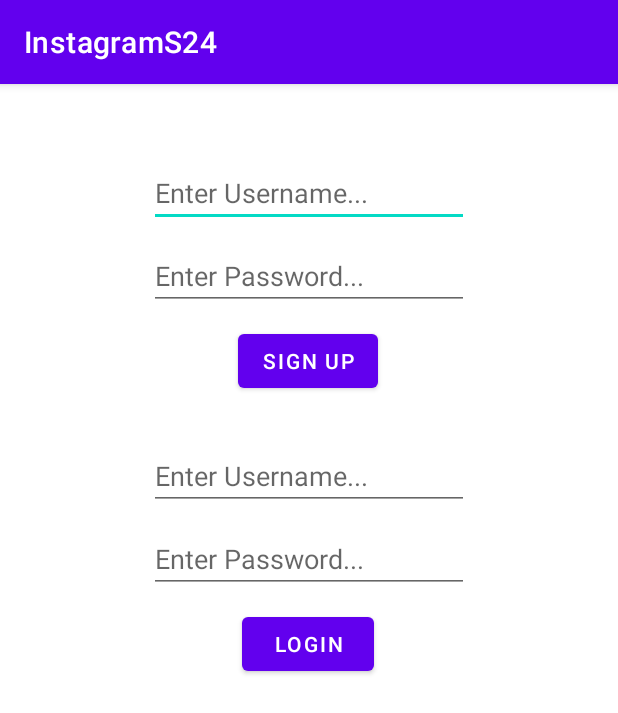
After one commit to RachanaR57/InstagramS24, an Android app: the SignUpLoginActivity screen opened directly, with no data from a screen before it, on a phone screen of 412 x 824 dp. The commit adds this screen. Shown: the top 713 px of the screen. Run offline under Robolectric (Android 15) with nearby library versions, the phone set to English and light mode, and no system bars; libraries missing offline, so code that uses them is left out: com.parse, com.shashank.sony.

Commit message:
Third Commit - Sign Up and Login

```diff
--- /dev/null
+++ b/app/src/main/java/com/example/instagrams24/SignUpLoginActivity.java
@@ -0,0 +1,75 @@
+package com.example.instagrams24;
+
+import android.os.Bundle;
+import android.view.View;
+import android.widget.Button;
+import android.widget.EditText;
+
+import androidx.annotation.Nullable;
+import androidx.appcompat.app.AppCompatActivity;
+
+import com.parse.LogInCallback;
+import com.parse.ParseException;
+import com.parse.ParseUser;
+import com.parse.SignUpCallback;
+import com.shashank.sony.fancytoastlib.FancyToast;
+
+public class SignUpLoginActivity extends AppCompatActivity {
+
+    private EditText editTextUserNameSignUp, editTextPasswordSignUp, editTextUserNameLogin, editTextPasswordLogin;
+    private Button buttonSignUp, buttonLogin;
+    @Override
+    protected void onCreate(@Nullable Bundle savedInstanceState) {
+        super.onCreate(savedInstanceState);
+        setContentView(R.layout.signup_login_activity);
+
+        editTextUserNameSignUp = findViewById(R.id.editTextUserNameSignUp);
+        editTextPasswordSignUp = findViewById(R.id.editTextPasswordSignUp);
+        editTextUserNameLogin = findViewById(R.id.editTextUserNameLogin);
+        editTextPasswordLogin = findViewById(R.id.editTextPasswordLogin);
+
+        buttonSignUp = findViewById(R.id.buttonSignUp);
+        buttonLogin = findViewById(R.id.buttonLogin);
+
+        buttonSignUp.setOnClickListener(new View.OnClickListener() {
+            @Override
+            public void onClick(View v) {
+                ParseUser appUser = new ParseUser();
+                appUser.setUsername(editTextUserNameSignUp.getText().toString());
+                appUser.setPassword(editTextPasswordSignUp.getText().toString());
+                appUser.signUpInBackground(new SignUpCallback() {
+                    @Override
+                    public void done(ParseException e) {
+                        if (e == null) {
+                            FancyToast.makeText(SignUpLoginActivity.this, appUser.get("username") + " Signed Up Successfully!", FancyToast.LENGTH_LONG,
+                                    FancyToast.SUCCESS, true).show();
+                        }
+                        else {
+                            FancyToast.makeText(SignUpLoginActivity.this, e.getMessage(), FancyToast.LENGTH_LONG, FancyToast.ERROR,
+                                    true).show();
+                        }
+                    }
+                });
+            }
+        });
+
+        buttonLogin.setOnClickListener(new View.OnClickListener() {
+            @Override
+            public void onClick(View v) {
+                ParseUser.logInInBackground(editTextUserNameLogin.getText().toString(), editTextPasswordLogin.getText().toString(), new LogInCallback() {
+                    @Override
+                    public void done(ParseUser user, ParseException e) {
+                        if (user != null && e == null) {
+                            FancyToast.makeText(SignUpLoginActivity.this, user.get("username") + " Logged In Successfully!", FancyToast.LENGTH_LONG,
+                                    FancyToast.SUCCESS, true).show();
+                        }
+                        else {
+                            FancyToast.makeText(SignUpLoginActivity.this, e.getMessage(), FancyToast.LENGTH_LONG, FancyToast.ERROR,
+                                    true).show();
+                        }
+                    }
+                });
+            }
+        });
+    }
+}
--- /dev/null
+++ b/app/src/main/res/layout/signup_login_activity.xml
@@ -0,0 +1,79 @@
+<?xml version="1.0" encoding="utf-8"?>
+<androidx.constraintlayout.widget.ConstraintLayout
+    xmlns:android="http://schemas.android.com/apk/res/android"
+    xmlns:app="http://schemas.android.com/apk/res-auto"
+    xmlns:tools="http://schemas.android.com/tools"
+    android:layout_width="match_parent"
+    android:layout_height="match_parent">
+
+    <EditText
+        android:id="@+id/editTextUserNameSignUp"
+        android:layout_width="wrap_content"
+        android:layout_height="wrap_content"
+        android:layout_marginTop="50dp"
+        android:ems="10"
+        android:hint="Enter Username..."
+        android:inputType="textPersonName"
+        app:layout_constraintEnd_toEndOf="parent"
+        app:layout_constraintStart_toStartOf="parent"
+        app:layout_constraintTop_toTopOf="parent" />
+
+    <EditText
+        android:id="@+id/editTextPasswordSignUp"
+        android:layout_width="wrap_content"
+        android:layout_height="wrap_content"
+        android:layout_marginTop="10dp"
+        android:ems="10"
+        android:hint="Enter Password..."
+        android:inputType="textPassword"
+        app:layout_constraintEnd_toEndOf="parent"
+        app:layout_constraintStart_toStartOf="parent"
+        app:layout_constraintTop_toBottomOf="@+id/editTextUserNameSignUp" />
+
+    <Button
+        android:id="@+id/buttonSignUp"
+        android:layout_width="wrap_content"
+        android:layout_height="wrap_content"
+        android:layout_marginTop="10dp"
+        android:text="Sign Up"
+        app:layout_constraintEnd_toEndOf="parent"
+        app:layout_constraintHorizontal_bias="0.498"
+        app:layout_constraintStart_toStartOf="parent"
+        app:layout_constraintTop_toBottomOf="@+id/editTextPasswordSignUp" />
+
+    <EditText
+        android:id="@+id/editTextUserNameLogin"
+        android:layout_width="wrap_content"
+        android:layout_height="wrap_content"
+        android:layout_marginTop="30dp"
+        android:ems="10"
+        android:hint="Enter Username..."
+        android:inputType="textPersonName"
+        app:layout_constraintEnd_toEndOf="parent"
+        app:layout_constraintStart_toStartOf="parent"
+        app:layout_constraintTop_toBottomOf="@+id/buttonSignUp" />
+
+    <EditText
+        android:id="@+id/editTextPasswordLogin"
+        android:layout_width="wrap_content"
+        android:layout_height="wrap_content"
+        android:layout_marginTop="10dp"
+        android:ems="10"
+        android:hint="Enter Password..."
+        android:inputType="textPassword"
+        app:layout_constraintEnd_toEndOf="parent"
+        app:layout_constraintStart_toStartOf="parent"
+        app:layout_constraintTop_toBottomOf="@+id/editTextUserNameLogin" />
+
+    <Button
+        android:id="@+id/buttonLogin"
+        android:layout_width="wrap_content"
+        android:layout_height="wrap_content"
+        android:layout_marginTop="10dp"
+        android:text="Login"
+        app:layout_constraintEnd_toEndOf="parent"
+        app:layout_constraintHorizontal_bias="0.498"
+        app:layout_constraintStart_toStartOf="parent"
+        app:layout_constraintTop_toBottomOf="@+id/editTextPasswordLogin" />
+
+</androidx.constraintlayout.widget.ConstraintLayout>
```
Also changed, not shown: app/src/main/AndroidManifest.xml (+6 -5 lines), app/src/main/java/com/example/instagrams24/MainActivity.java (+13 -1 lines), app/src/main/java/com/example/instagrams24/WelcomeActivity.java (added, +14 -0 lines), app/src/main/res/layout/activity_main.xml (+13 -0 lines), app/src/main/res/layout/activity_welcome.xml (added, +9 -0 lines).
